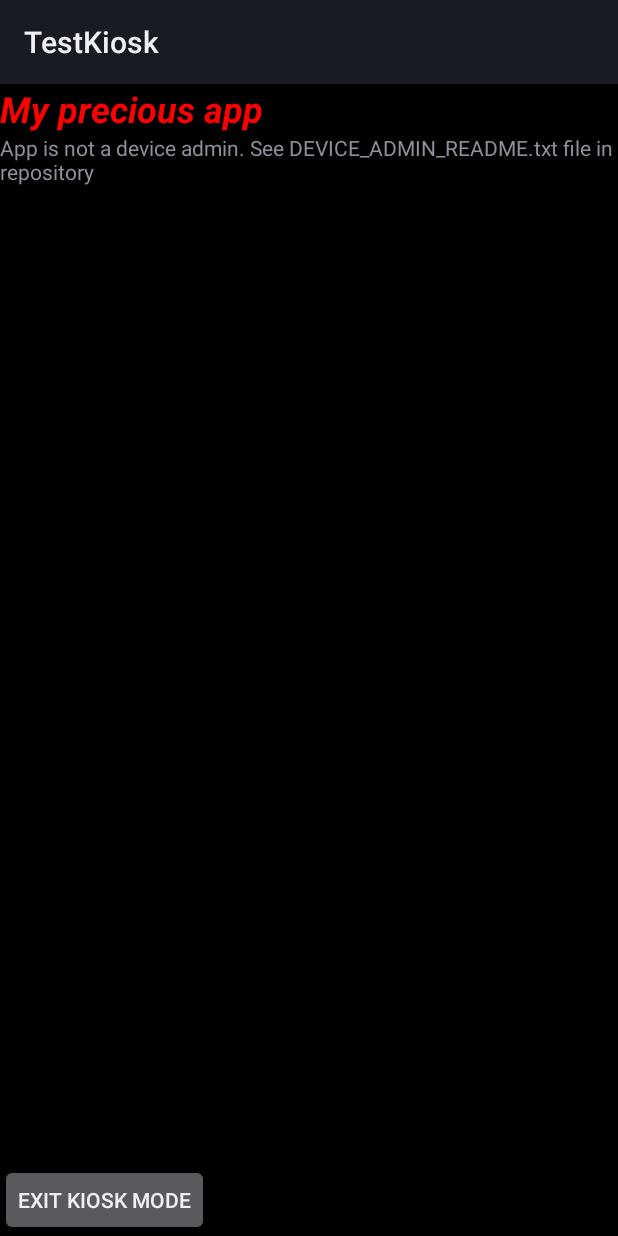
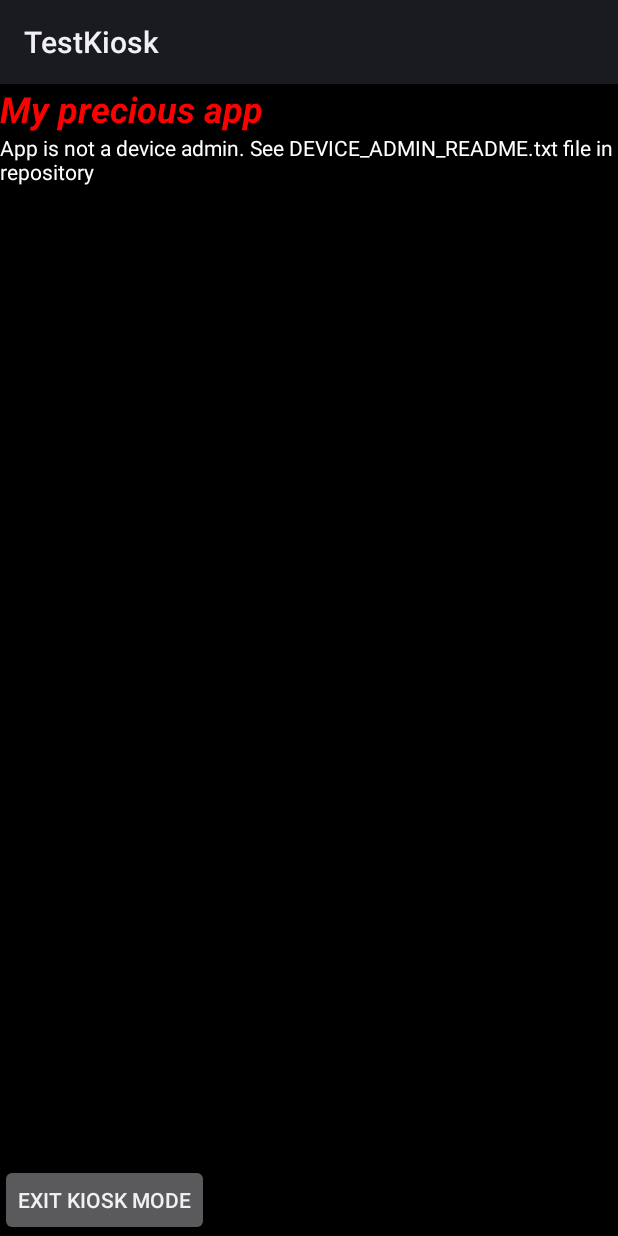
Before and after one commit to PVoLan/android-kiosk, an Android app: the screen it shows after launch (MainActivity), on a phone screen of 412 x 824 dp. Run offline under Robolectric (Android 15) with nearby library versions, the phone set to English and light mode, and no system bars.

Commit message:
force white text

```diff
--- a/app/src/main/res/layout/activity_main.xml
+++ b/app/src/main/res/layout/activity_main.xml
@@ -21,6 +21,7 @@
         android:layout_height="wrap_content"
         android:layout_below="@id/text_title"
         android:text="@string/text_not_a_device_admin_text"
+        android:textColor="#fff"
         android:visibility="gone"/>
 
 
@@ -30,6 +31,7 @@
         android:layout_height="wrap_content"
         android:layout_below="@id/text_title"
         android:text="@string/text_no_permission_text"
+        android:textColor="#fff"
         android:visibility="gone"/>
 
     <TextView
@@ -38,6 +40,7 @@
         android:layout_height="wrap_content"
         android:layout_below="@id/text_title"
         android:text="@string/text_kiosk_mode_wokring"
+        android:textColor="#fff"
         android:visibility="gone"/>
 
 
```
